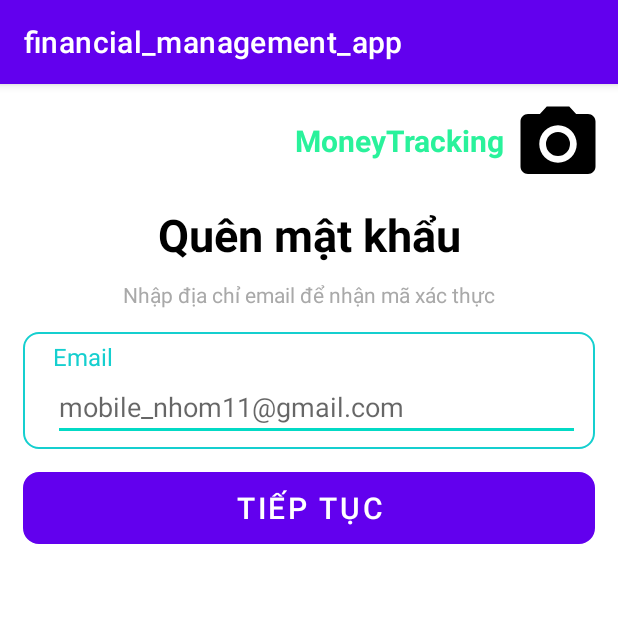
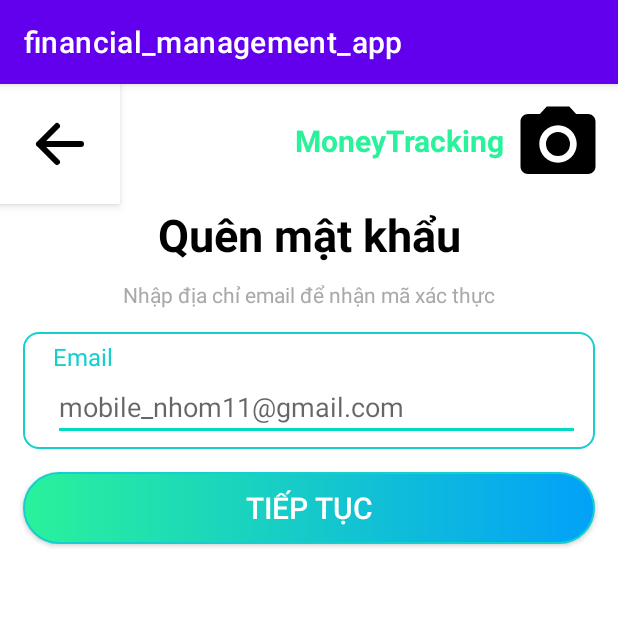
Before and after one commit to VoKy0/financial-management, an Android app: the ForgotPasswordActivity screen opened directly, with no data from a screen before it, on a phone screen of 412 x 824 dp, the top half of it. Run offline under Robolectric (Android 15) with nearby library versions, the phone set to English and light mode, and no system bars.

Commit message:
Giao diện quên mật khẩu

```diff
--- a/app/src/main/res/layout/activity_forgot_password.xml
+++ b/app/src/main/res/layout/activity_forgot_password.xml
@@ -6,6 +6,25 @@
     android:layout_width="match_parent"
     android:layout_height="match_parent"
     tools:context=".activities.ForgotPasswordActivity">
+
+    <androidx.appcompat.widget.Toolbar
+        android:id="@+id/toolbar"
+        android:layout_width="80dp"
+        android:layout_height="80dp"
+        android:background="@color/white"
+        android:elevation="4dp"
+        tools:ignore="MissingConstraints">
+
+        <ImageButton
+            android:id="@+id/btn_back"
+            android:layout_width="wrap_content"
+            android:layout_height="wrap_content"
+            android:layout_marginLeft="16dp"
+            android:layout_marginTop="16dp"
+            android:background="@null"
+            android:src="@drawable/ic_back" />
+
+    </androidx.appcompat.widget.Toolbar>
 
     <TextView
         android:id="@+id/logo_text"
@@ -95,13 +114,13 @@
 
     </LinearLayout>
 
-    <Button
+    <androidx.appcompat.widget.AppCompatButton
         android:id="@+id/btn_continue"
         android:layout_width="match_parent"
         android:layout_height="wrap_content"
         android:layout_margin="15dp"
         android:layout_marginTop="20dp"
-        android:background="@drawable/rounded_border"
+        android:background="@drawable/btn_gradient_background"
         android:text="Tiếp tục"
         android:textColor="@android:color/white"
         android:textSize="20sp"
--- a/app/src/main/res/layout/activity_login.xml
+++ b/app/src/main/res/layout/activity_login.xml
@@ -194,7 +194,7 @@
             android:layout_height="wrap_content"
             android:text="Đăng nhập"
             android:textColor="@android:color/white"
-            android:background="@drawable/btn_login_background"
+            android:background="@drawable/btn_gradient_background"
             android:textSize="20sp"
             android:padding="10dp"
             android:layout_margin="15dp"
--- a/app/src/main/res/layout/activity_signup.xml
+++ b/app/src/main/res/layout/activity_signup.xml
@@ -388,7 +388,7 @@
             android:layout_height="wrap_content"
             android:layout_margin="15dp"
             android:layout_marginTop="20dp"
-            android:background="@drawable/btn_login_background"
+            android:background="@drawable/btn_gradient_background"
             android:text="Đăng ký"
             android:textColor="@android:color/white"
             android:textSize="20sp"
```
Also changed, not shown: app/src/main/res/drawable/btn_gradient_background.xml (renamed from app/src/main/res/drawable/btn_login_background.xml).
